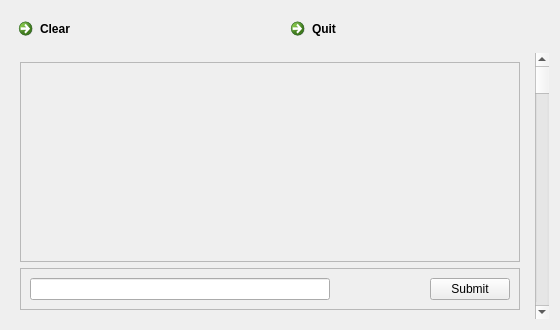
Qt form gui/ui/chat.ui (doubledubba/braveirc) before a commit.
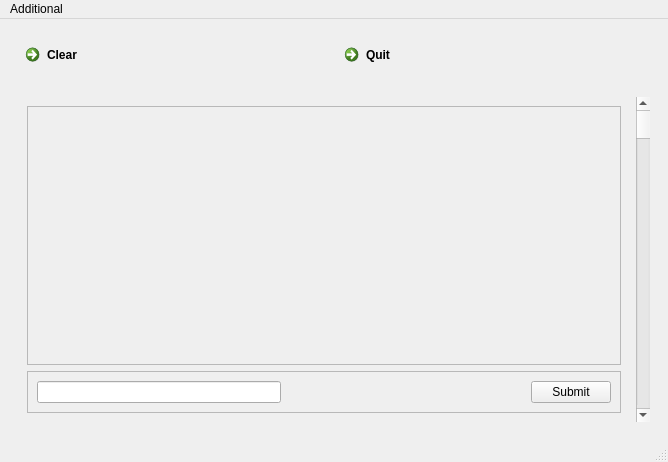
The same form after that commit.

Commit message: Can now open a QMainWindow after login QDialog

Patch:
```diff
--- a/gui/ui/chat.ui
+++ b/gui/ui/chat.ui
@@ -1,50 +1,48 @@
 <?xml version="1.0" encoding="UTF-8"?>
 <ui version="4.0">
  <class>chat</class>
- <widget class="QDialog" name="chat">
+ <widget class="QMainWindow" name="chat">
   <property name="geometry">
    <rect>
     <x>0</x>
     <y>0</y>
-    <width>560</width>
-    <height>330</height>
+    <width>668</width>
+    <height>462</height>
    </rect>
   </property>
-  <property name="minimumSize">
-   <size>
-    <width>560</width>
-    <height>330</height>
-   </size>
-  </property>
   <property name="windowTitle">
    <string>Dialog</string>
   </property>
+  <widget class="QWidget" name="centralwidget">
   <layout class="QVBoxLayout" name="verticalLayout_2">
    <item>
-    <layout class="QHBoxLayout" name="buttonBar">
+     <widget class="QWidget" name="widget" native="true">
+      <layout class="QHBoxLayout" name="horizontalLayout">
      <item>
-      <widget class="QCommandLinkButton" name="clear_button">
+        <widget class="QCommandLinkButton" name="commandLinkButton">
        <property name="text">
         <string>Clear</string>
        </property>
       </widget>
      </item>
      <item>
-      <widget class="QCommandLinkButton" name="quit_button">
+        <widget class="QCommandLinkButton" name="commandLinkButton_3">
        <property name="text">
         <string>Quit</string>
        </property>
       </widget>
      </item>
     </layout>
+     </widget>
    </item>
    <item>
-    <layout class="QHBoxLayout" name="chatBar">
+     <widget class="QWidget" name="widget_2" native="true">
+      <layout class="QHBoxLayout" name="horizontalLayout_3">
      <item>
-      <widget class="QWidget" name="widget" native="true">
+        <widget class="QWidget" name="widget_3" native="true">
        <layout class="QVBoxLayout" name="verticalLayout">
         <item>
-         <widget class="QTextEdit" name="textEdit">
+           <widget class="QPlainTextEdit" name="plainTextEdit">
           <property name="enabled">
            <bool>false</bool>
           </property>
@@ -58,47 +56,25 @@
           <property name="frameShadow">
            <enum>QFrame::Raised</enum>
           </property>
-          <layout class="QHBoxLayout" name="horizontalLayout">
+            <layout class="QHBoxLayout" name="horizontalLayout_2">
            <item>
-            <widget class="QLineEdit" name="lineEdit">
-             <property name="sizePolicy">
-              <sizepolicy hsizetype="Maximum" vsizetype="Fixed">
-               <horstretch>0</horstretch>
-               <verstretch>0</verstretch>
-              </sizepolicy>
-             </property>
-             <property name="minimumSize">
-              <size>
-               <width>300</width>
-               <height>0</height>
-              </size>
-             </property>
-            </widget>
+              <widget class="QLineEdit" name="lineEdit"/>
            </item>
            <item>
             <spacer name="horizontalSpacer">
              <property name="orientation">
               <enum>Qt::Horizontal</enum>
              </property>
-             <property name="sizeType">
-              <enum>QSizePolicy::Maximum</enum>
-             </property>
              <property name="sizeHint" stdset="0">
               <size>
-               <width>250</width>
-               <height>10</height>
+                 <width>40</width>
+                 <height>20</height>
               </size>
              </property>
             </spacer>
            </item>
            <item>
-            <widget class="QPushButton" name="submitButton">
-             <property name="maximumSize">
-              <size>
-               <width>100</width>
-               <height>80</height>
-              </size>
-             </property>
+              <widget class="QPushButton" name="pushButton">
              <property name="text">
               <string>Submit</string>
              </property>
@@ -111,23 +87,50 @@
       </widget>
      </item>
      <item>
-      <widget class="QScrollBar" name="scrollBar">
+        <widget class="QScrollBar" name="verticalScrollBar">
        <property name="orientation">
         <enum>Qt::Vertical</enum>
        </property>
       </widget>
      </item>
     </layout>
+     </widget>
    </item>
   </layout>
  </widget>
- <tabstops>
-  <tabstop>lineEdit</tabstop>
-  <tabstop>submitButton</tabstop>
-  <tabstop>clear_button</tabstop>
-  <tabstop>quit_button</tabstop>
-  <tabstop>textEdit</tabstop>
- </tabstops>
+  <widget class="QMenuBar" name="menubar">
+   <property name="geometry">
+    <rect>
+     <x>0</x>
+     <y>0</y>
+     <width>668</width>
+     <height>25</height>
+    </rect>
+   </property>
+   <widget class="QMenu" name="menuSettings">
+    <property name="tearOffEnabled">
+     <bool>true</bool>
+    </property>
+    <property name="title">
+     <string>Additional</string>
+    </property>
+    <addaction name="actionSettings"/>
+    <addaction name="actionAbout"/>
+   </widget>
+   <addaction name="menuSettings"/>
+  </widget>
+  <widget class="QStatusBar" name="statusbar"/>
+  <action name="actionSettings">
+   <property name="text">
+    <string>Settings</string>
+   </property>
+  </action>
+  <action name="actionAbout">
+   <property name="text">
+    <string>About</string>
+   </property>
+  </action>
+ </widget>
  <resources/>
  <connections>
   <connection>
```
Left out of the diff: 95 changed lines with no effect on the pictures. Lines whose indentation alone changed are shown as unchanged. The commit also changes 5 other files.
